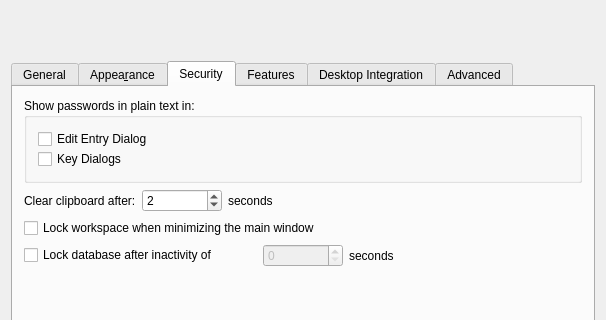
First picture: the form in src/forms/SettingsDlg.ui, repository thooge/keepassx1, before the edit; both pictures show x 0 to 606 and y 0 to 320 of the 606 by 475 pixel window.
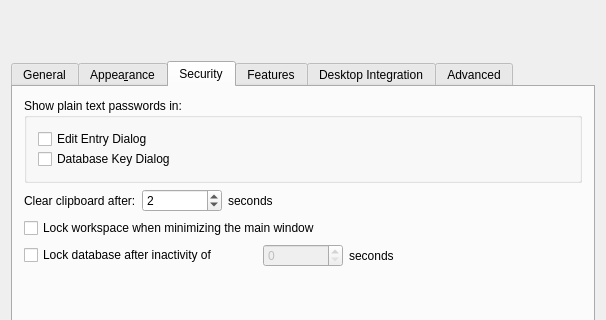
Second picture: the form after the edit. The open tabs and pages were chosen to show the change. Icons and pictures are not drawn. Custom widgets are drawn as their Qt base class.

Diff of the .ui file:
```diff
--- a/src/forms/SettingsDlg.ui
+++ b/src/forms/SettingsDlg.ui
@@ -685,7 +685,7 @@
           </sizepolicy>
          </property>
          <property name="title" >
-          <string>Show passwords in plain text in:</string>
+          <string>Show plain text passwords in:</string>
          </property>
          <layout class="QVBoxLayout" >
           <property name="spacing" >
@@ -704,7 +704,7 @@
           <item>
            <widget class="QCheckBox" name="CheckBox_ShowPasswords_PasswordDlg" >
             <property name="text" >
-             <string>Key Dialogs</string>
+             <string>Database Key Dialog</string>
             </property>
            </widget>
           </item>
```
